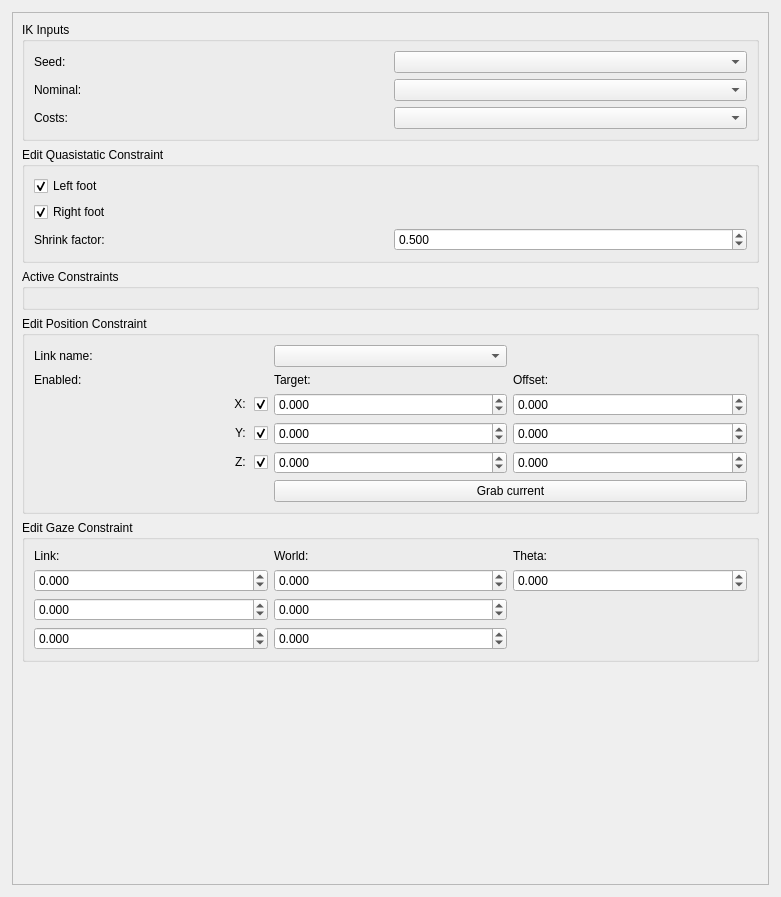
Before: the Qt Designer form src/app/ddIKEditor.ui in openhumanoids/oh-distro, drawn with Qt 5.
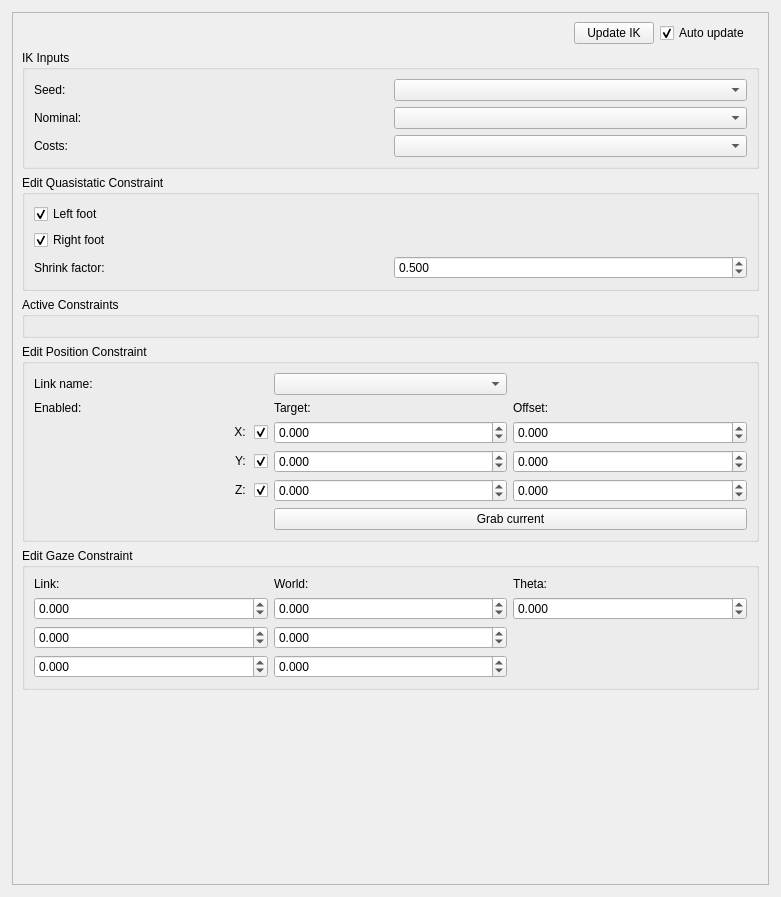
After: the same form once the commit is applied.

Commit message: wire up more widgets in the ik editor panel

```diff
--- a/src/app/ddIKEditor.ui
+++ b/src/app/ddIKEditor.ui
@@ -32,6 +32,46 @@
        </rect>
       </property>
       <layout class="QVBoxLayout" name="verticalLayout">
+       <item>
+        <layout class="QHBoxLayout" name="horizontalLayout">
+         <property name="rightMargin">
+          <number>9</number>
+         </property>
+         <property name="bottomMargin">
+          <number>0</number>
+         </property>
+         <item>
+          <spacer name="horizontalSpacer">
+           <property name="orientation">
+            <enum>Qt::Horizontal</enum>
+           </property>
+           <property name="sizeHint" stdset="0">
+            <size>
+             <width>40</width>
+             <height>20</height>
+            </size>
+           </property>
+          </spacer>
+         </item>
+         <item>
+          <widget class="QPushButton" name="UpdateIKButton">
+           <property name="text">
+            <string>Update IK</string>
+           </property>
+          </widget>
+         </item>
+         <item>
+          <widget class="QCheckBox" name="AutoUpdateCheck">
+           <property name="text">
+            <string>Auto update</string>
+           </property>
+           <property name="checked">
+            <bool>true</bool>
+           </property>
+          </widget>
+         </item>
+        </layout>
+       </item>
        <item>
         <widget class="QGroupBox" name="groupBox_2">
          <property name="title">
```
The commit also changes 14 other files.
